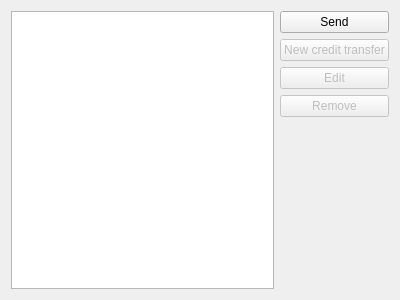
Above: kmymoney/plugins/views/onlinejoboutbox/konlinejoboutboxview.ui from KDE/kmymoney before the change. Below: the same form after it.
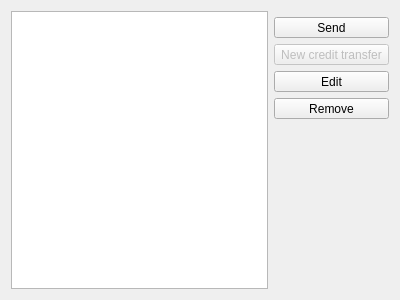
That is the form after the change. Icons and pictures are not drawn.

What changed in the file:
```diff
--- a/kmymoney/plugins/views/onlinejoboutbox/konlinejoboutboxview.ui
+++ b/kmymoney/plugins/views/onlinejoboutbox/konlinejoboutboxview.ui
@@ -10,8 +10,59 @@
     <height>300</height>
    </rect>
   </property>
-  <layout class="QGridLayout" name="gridLayout">
+  <layout class="QGridLayout" name="gridLayout" columnstretch="2,0">
+   <item row="0" column="0" rowspan="6">
+    <widget class="QTreeView" name="m_onlineJobView">
+     <property name="alternatingRowColors">
+      <bool>true</bool>
+     </property>
+     <property name="selectionMode">
+      <enum>QAbstractItemView::ExtendedSelection</enum>
+     </property>
+     <property name="rootIsDecorated">
+      <bool>false</bool>
+     </property>
+     <property name="itemsExpandable">
+      <bool>false</bool>
+     </property>
+     <property name="expandsOnDoubleClick">
+      <bool>false</bool>
+     </property>
+    </widget>
+   </item>
+   <item row="3" column="1">
+    <widget class="QToolButton" name="m_buttonEdit">
+     <property name="sizePolicy">
+      <sizepolicy hsizetype="MinimumExpanding" vsizetype="Fixed">
+       <horstretch>0</horstretch>
+       <verstretch>0</verstretch>
+      </sizepolicy>
+     </property>
+     <property name="text">
+      <string>Edit</string>
+     </property>
+     <property name="toolButtonStyle">
+      <enum>Qt::ToolButtonTextBesideIcon</enum>
+     </property>
+    </widget>
+   </item>
    <item row="4" column="1">
+    <widget class="QToolButton" name="m_buttonRemove">
+     <property name="sizePolicy">
+      <sizepolicy hsizetype="MinimumExpanding" vsizetype="Fixed">
+       <horstretch>0</horstretch>
+       <verstretch>0</verstretch>
+      </sizepolicy>
+     </property>
+     <property name="text">
+      <string>Remove</string>
+     </property>
+     <property name="toolButtonStyle">
+      <enum>Qt::ToolButtonTextBesideIcon</enum>
+     </property>
+    </widget>
+   </item>
+   <item row="5" column="1">
     <spacer name="verticalSpacer">
      <property name="orientation">
       <enum>Qt::Vertical</enum>
@@ -24,79 +75,38 @@
      </property>
     </spacer>
    </item>
-   <item row="0" column="0" rowspan="5">
-    <widget class="QTreeView" name="m_onlineJobView">
-     <property name="alternatingRowColors">
-      <bool>true</bool>
+   <item row="1" column="1">
+    <widget class="QToolButton" name="m_buttonSend">
+     <property name="sizePolicy">
+      <sizepolicy hsizetype="MinimumExpanding" vsizetype="Fixed">
+       <horstretch>0</horstretch>
+       <verstretch>0</verstretch>
+      </sizepolicy>
      </property>
-     <property name="selectionMode">
-      <enum>QAbstractItemView::ExtendedSelection</enum>
-     </property>
-     <property name="rootIsDecorated">
-      <bool>false</bool>
-     </property>
-     <property name="itemsExpandable">
-      <bool>false</bool>
-     </property>
-     <property name="expandsOnDoubleClick">
-      <bool>false</bool>
-     </property>
-    </widget>
-   </item>
-   <item row="0" column="1">
-    <widget class="QPushButton" name="m_buttonSend">
      <property name="text">
       <string>Send</string>
      </property>
-     <property name="icon">
-      <iconset theme="mail-send">
-       <normaloff/>
-      </iconset>
-     </property>
-    </widget>
-   </item>
-   <item row="3" column="1">
-    <widget class="QPushButton" name="m_buttonRemove">
-     <property name="enabled">
-      <bool>false</bool>
-     </property>
-     <property name="text">
-      <string>Remove</string>
-     </property>
-     <property name="icon">
-      <iconset theme="edit-delete-shred">
-       <normaloff/>
-      </iconset>
+     <property name="toolButtonStyle">
+      <enum>Qt::ToolButtonTextBesideIcon</enum>
      </property>
     </widget>
    </item>
    <item row="2" column="1">
-    <widget class="QPushButton" name="m_buttonEdit">
+    <widget class="QToolButton" name="m_buttonNewCreditTransfer">
      <property name="enabled">
       <bool>false</bool>
      </property>
-     <property name="text">
-      <string>Edit</string>
-     </property>
-     <property name="icon">
-      <iconset theme="document-edit">
-       <normaloff/>
-      </iconset>
-     </property>
-    </widget>
-   </item>
-   <item row="1" column="1">
-    <widget class="QPushButton" name="m_buttonNewCreditTransfer">
-     <property name="enabled">
-      <bool>false</bool>
+     <property name="sizePolicy">
+      <sizepolicy hsizetype="MinimumExpanding" vsizetype="Fixed">
+       <horstretch>0</horstretch>
+       <verstretch>0</verstretch>
+      </sizepolicy>
      </property>
      <property name="text">
       <string>New credit transfer</string>
      </property>
-     <property name="icon">
-      <iconset theme="document-new">
-       <normaloff/>
-      </iconset>
+     <property name="toolButtonStyle">
+      <enum>Qt::ToolButtonTextBesideIcon</enum>
      </property>
     </widget>
    </item>
```
Left out of the diff: 6 changed lines with no effect on the pictures.
